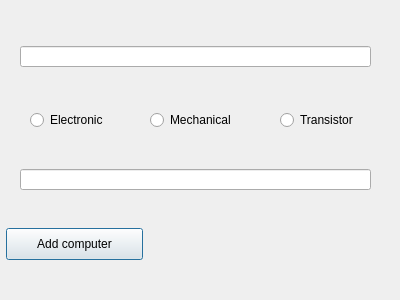
The window that addcomputerwindow.ui (Fanneyyy/hairy-ironman) describes before a commit, drawn with Qt 5.
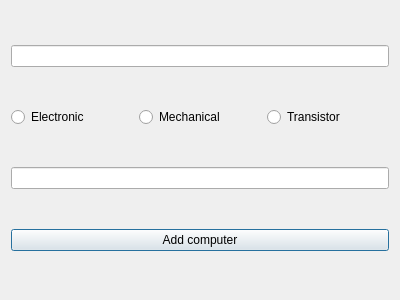
The same window after the commit.

Commit message: design materialize

```diff
--- a/addcomputerwindow.ui
+++ b/addcomputerwindow.ui
@@ -13,78 +13,50 @@
   <property name="windowTitle">
    <string>Dialog</string>
   </property>
-  <widget class="QLineEdit" name="lineComputerName">
-   <property name="geometry">
-    <rect>
-     <x>20</x>
-     <y>46</y>
-     <width>351</width>
-     <height>21</height>
-    </rect>
-   </property>
-  </widget>
-  <widget class="QLineEdit" name="lineYearOfBuild">
-   <property name="geometry">
-    <rect>
-     <x>20</x>
-     <y>169</y>
-     <width>351</width>
-     <height>21</height>
-    </rect>
-   </property>
-  </widget>
-  <widget class="QPushButton" name="buttonAddComputer">
-   <property name="geometry">
-    <rect>
-     <x>6</x>
-     <y>228</y>
-     <width>137</width>
-     <height>32</height>
-    </rect>
-   </property>
-   <property name="text">
-    <string>Add computer</string>
-   </property>
-  </widget>
+  <layout class="QHBoxLayout" name="horizontalLayout_2">
+   <item>
+    <layout class="QVBoxLayout" name="verticalLayout">
+     <item>
+      <widget class="QLineEdit" name="lineComputerName"/>
+     </item>
+     <item>
+      <layout class="QHBoxLayout" name="horizontalLayout">
+       <item>
   <widget class="QRadioButton" name="ElectronicButton">
-   <property name="geometry">
-    <rect>
-     <x>30</x>
-     <y>110</y>
-     <width>102</width>
-     <height>20</height>
-    </rect>
-   </property>
    <property name="text">
     <string>Electronic</string>
    </property>
   </widget>
+       </item>
+       <item>
   <widget class="QRadioButton" name="MechanicalButton">
-   <property name="geometry">
-    <rect>
-     <x>150</x>
-     <y>110</y>
-     <width>102</width>
-     <height>20</height>
-    </rect>
-   </property>
    <property name="text">
     <string>Mechanical</string>
    </property>
   </widget>
+       </item>
+       <item>
   <widget class="QRadioButton" name="TransistorButton">
-   <property name="geometry">
-    <rect>
-     <x>280</x>
-     <y>110</y>
-     <width>102</width>
-     <height>20</height>
-    </rect>
-   </property>
    <property name="text">
     <string>Transistor</string>
    </property>
   </widget>
+       </item>
+      </layout>
+     </item>
+     <item>
+      <widget class="QLineEdit" name="lineYearOfBuild"/>
+     </item>
+     <item>
+      <widget class="QPushButton" name="buttonAddComputer">
+       <property name="text">
+        <string>Add computer</string>
+       </property>
+      </widget>
+     </item>
+    </layout>
+   </item>
+  </layout>
  </widget>
  <resources/>
  <connections/>
```
Lines whose indentation alone changed are shown as unchanged.
